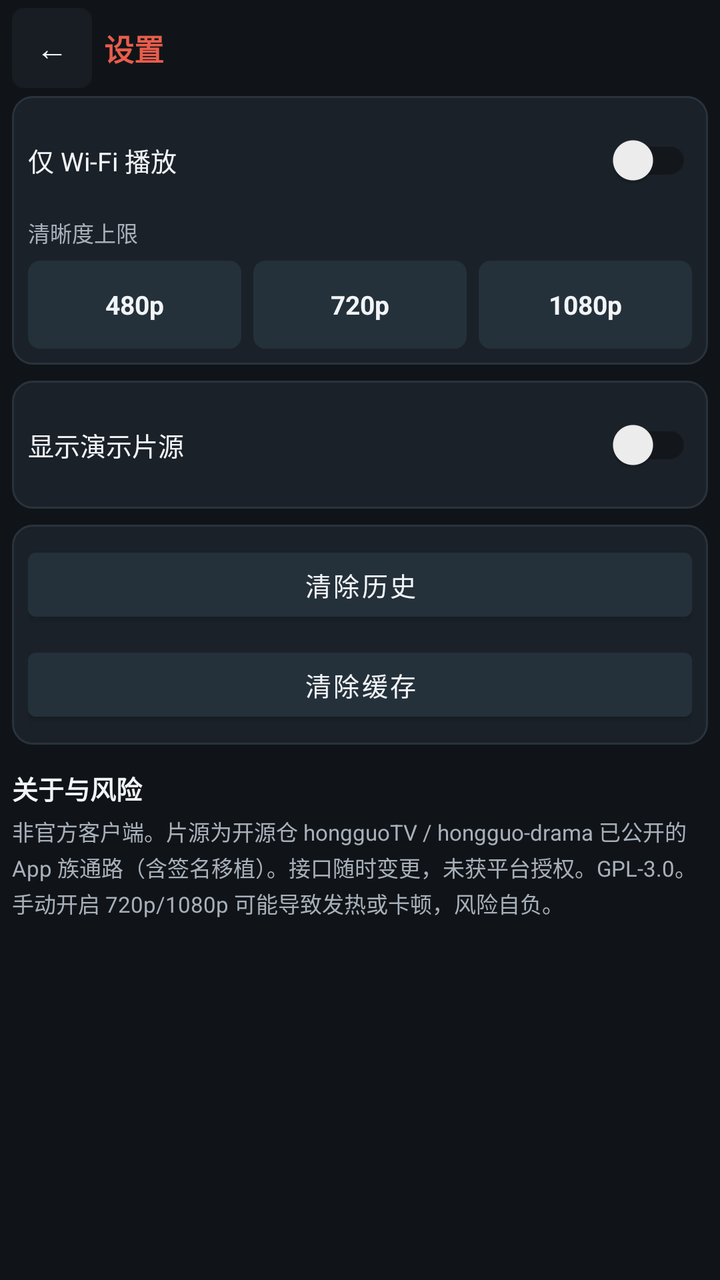
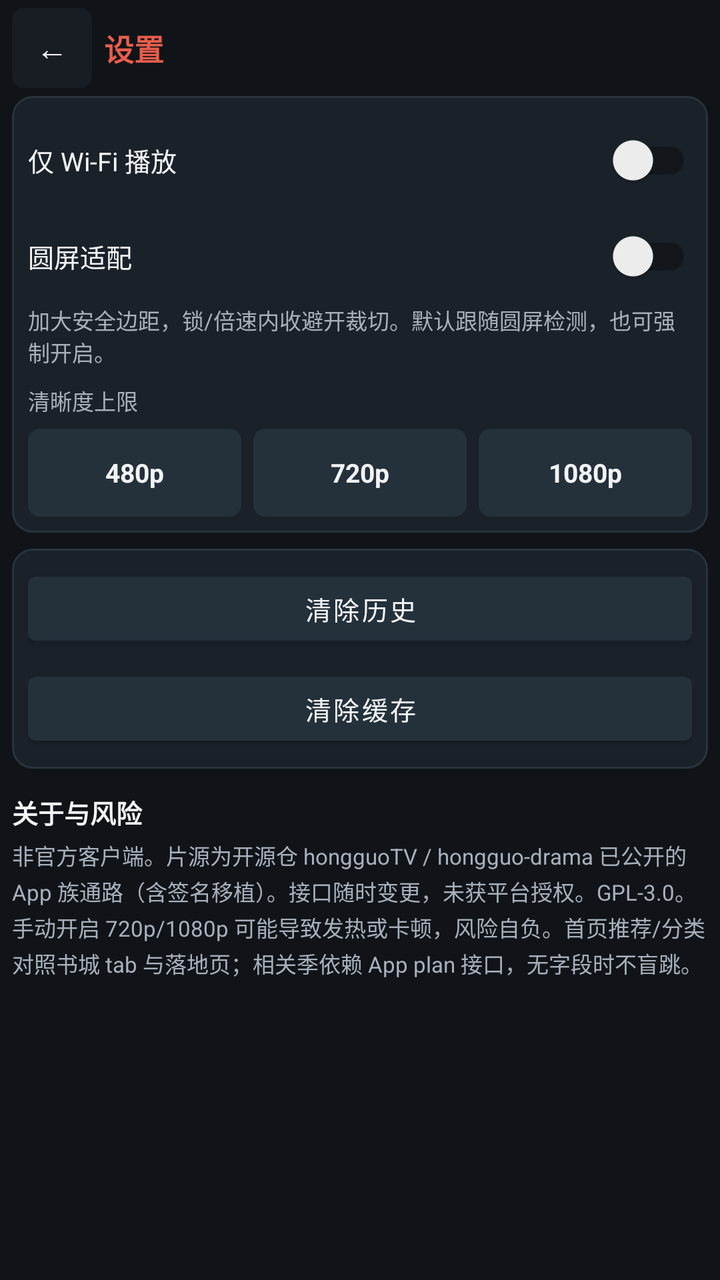

An Android layout rendered at two revisions. The XML below is the earlier revision; the diff shows what the commit changed to produce the second picture.
<!-- AndroidManifest.xml: application theme Theme.HongguoWatch -->
<!-- res/layout/activity_settings.xml -->
<?xml version="1.0" encoding="utf-8"?>
<LinearLayout xmlns:android="http://schemas.android.com/apk/res/android"
    android:id="@+id/settingsRoot"
    android:layout_width="match_parent"
    android:layout_height="match_parent"
    android:background="@color/bg"
    android:orientation="vertical"
    android:paddingHorizontal="@dimen/watch_pad"
    android:paddingTop="@dimen/watch_pad_tight"
    android:paddingBottom="@dimen/watch_pad_tight">

    <LinearLayout
        android:layout_width="match_parent"
        android:layout_height="wrap_content"
        android:gravity="center_vertical"
        android:orientation="horizontal"
        android:paddingBottom="4dp">

        <TextView
            android:id="@+id/backButton"
            android:layout_width="40dp"
            android:layout_height="40dp"
            android:background="@drawable/bg_control_button"
            android:gravity="center"
            android:text="@string/back"
            android:textColor="@color/text_primary"
            android:textSize="16sp" />

        <TextView
            android:layout_width="0dp"
            android:layout_height="wrap_content"
            android:layout_marginStart="6dp"
            android:layout_weight="1"
            android:text="@string/tab_settings"
            android:textColor="@color/accent"
            android:textSize="@dimen/watch_title"
            android:textStyle="bold" />
    </LinearLayout>

    <ScrollView
        android:layout_width="match_parent"
        android:layout_height="0dp"
        android:layout_weight="1"
        android:overScrollMode="never"
        android:scrollbars="none">

        <LinearLayout
            android:layout_width="match_parent"
            android:layout_height="wrap_content"
            android:orientation="vertical"
            android:paddingBottom="8dp">

            <LinearLayout
                android:layout_width="match_parent"
                android:layout_height="wrap_content"
                android:background="@drawable/bg_setting_block"
                android:orientation="vertical"
                android:padding="8dp">

                <androidx.appcompat.widget.SwitchCompat
                    android:id="@+id/wifiOnlySwitch"
                    android:layout_width="match_parent"
                    android:layout_height="48dp"
                    android:text="@string/wifi_only"
                    android:textColor="@color/text_primary"
                    android:textSize="@dimen/watch_body" />

                <TextView
                    android:layout_width="match_parent"
                    android:layout_height="wrap_content"
                    android:layout_marginTop="4dp"
                    android:text="@string/max_quality"
                    android:textColor="@color/text_secondary"
                    android:textSize="@dimen/watch_meta" />

                <LinearLayout
                    android:layout_width="match_parent"
                    android:layout_height="wrap_content"
                    android:layout_marginTop="6dp"
                    android:orientation="horizontal">

                    <TextView
                        android:id="@+id/quality480"
                        android:layout_width="0dp"
                        android:layout_height="44dp"
                        android:layout_marginEnd="4dp"
                        android:layout_weight="1"
                        android:background="@drawable/bg_quality_chip"
                        android:gravity="center"
                        android:text="480p"
                        android:textColor="@color/text_primary"
                        android:textSize="@dimen/watch_body"
                        android:textStyle="bold" />

                    <TextView
                        android:id="@+id/quality720"
                        android:layout_width="0dp"
                        android:layout_height="44dp"
                        android:layout_marginHorizontal="2dp"
                        android:layout_weight="1"
                        android:background="@drawable/bg_quality_chip"
                        android:gravity="center"
                        android:text="720p"
                        android:textColor="@color/text_primary"
                        android:textSize="@dimen/watch_body"
                        android:textStyle="bold" />

                    <TextView
                        android:id="@+id/quality1080"
                        android:layout_width="0dp"
                        android:layout_height="44dp"
                        android:layout_marginStart="4dp"
                        android:layout_weight="1"
                        android:background="@drawable/bg_quality_chip"
                        android:gravity="center"
                        android:text="1080p"
                        android:textColor="@color/text_primary"
                        android:textSize="@dimen/watch_body"
                        android:textStyle="bold" />
                </LinearLayout>

                
                <Spinner
                    android:id="@+id/qualitySpinner"
                    android:layout_width="0dp"
                    android:layout_height="0dp"
                    android:visibility="gone" />
            </LinearLayout>

            <LinearLayout
                android:layout_width="match_parent"
                android:layout_height="wrap_content"
                android:layout_marginTop="8dp"
                android:background="@drawable/bg_setting_block"
                android:orientation="vertical"
                android:padding="8dp">

                <androidx.appcompat.widget.SwitchCompat
                    android:id="@+id/showDemoSwitch"
                    android:layout_width="match_parent"
                    android:layout_height="48dp"
                    android:text="@string/show_demo"
                    android:textColor="@color/text_primary"
                    android:textSize="@dimen/watch_body" />
            </LinearLayout>

            <LinearLayout
                android:layout_width="match_parent"
                android:layout_height="wrap_content"
                android:layout_marginTop="8dp"
                android:background="@drawable/bg_setting_block"
                android:orientation="vertical"
                android:padding="8dp">

                <Button
                    android:id="@+id/clearHistoryButton"
                    android:layout_width="match_parent"
                    android:layout_height="44dp"
                    android:backgroundTint="@color/episode_normal"
                    android:minHeight="0dp"
                    android:text="@string/clear_history"
                    android:textColor="@color/text_primary"
                    android:textSize="@dimen/watch_body" />

                <Button
                    android:id="@+id/clearCacheButton"
                    android:layout_width="match_parent"
                    android:layout_height="44dp"
                    android:layout_marginTop="6dp"
                    android:backgroundTint="@color/episode_normal"
                    android:minHeight="0dp"
                    android:text="@string/clear_cache"
                    android:textColor="@color/text_primary"
                    android:textSize="@dimen/watch_body" />
            </LinearLayout>

            <TextView
                android:layout_width="match_parent"
                android:layout_height="wrap_content"
                android:layout_marginTop="12dp"
                android:text="@string/about_title"
                android:textColor="@color/text_primary"
                android:textSize="@dimen/watch_body"
                android:textStyle="bold" />

            <TextView
                android:layout_width="match_parent"
                android:layout_height="wrap_content"
                android:layout_marginTop="4dp"
                android:lineSpacingExtra="2dp"
                android:text="@string/about_body"
                android:textColor="@color/text_secondary"
                android:textSize="@dimen/watch_meta" />
        </LinearLayout>
    </ScrollView>
</LinearLayout>
<!-- resources referenced by this layout -->
<resources>
  <color name="accent">#E85D4C</color>
  <color name="bg">#101418</color>
  <color name="episode_normal">#24303A</color>
  <color name="text_primary">#F2F4F7</color>
  <color name="text_secondary">#A8B0BA</color>
  <dimen name="watch_body">13sp</dimen>
  <dimen name="watch_meta">11sp</dimen>
  <dimen name="watch_pad">6dp</dimen>
  <dimen name="watch_pad_tight">4dp</dimen>
  <dimen name="watch_title">15sp</dimen>
  <!-- drawable bg_control_button (drawable) -->
  <?xml version="1.0" encoding="utf-8"?>
  <selector xmlns:android="http://schemas.android.com/apk/res/android">
      <item android:state_pressed="true">
          <shape android:shape="rectangle">
              <solid android:color="#66E85D4C" />
              <corners android:radius="6dp" />
          </shape>
      </item>
      <item android:state_enabled="false">
          <shape android:shape="rectangle">
              <solid android:color="#3324303A" />
              <corners android:radius="6dp" />
          </shape>
      </item>
      <item>
          <shape android:shape="rectangle">
              <solid android:color="#5524303A" />
              <corners android:radius="6dp" />
          </shape>
      </item>
  </selector>
  <!-- drawable bg_quality_chip (drawable) -->
  <?xml version="1.0" encoding="utf-8"?>
  <selector xmlns:android="http://schemas.android.com/apk/res/android">
      <item android:state_selected="true">
          <shape android:shape="rectangle">
              <solid android:color="@color/accent" />
              <corners android:radius="6dp" />
          </shape>
      </item>
      <item android:state_pressed="true">
          <shape android:shape="rectangle">
              <solid android:color="@color/accent_dim" />
              <corners android:radius="6dp" />
          </shape>
      </item>
      <item>
          <shape android:shape="rectangle">
              <solid android:color="@color/episode_normal" />
              <corners android:radius="6dp" />
          </shape>
      </item>
  </selector>
  <!-- drawable bg_setting_block (drawable) -->
  <?xml version="1.0" encoding="utf-8"?>
  <shape xmlns:android="http://schemas.android.com/apk/res/android"
      android:shape="rectangle">
      <solid android:color="@color/bg_elevated" />
      <corners android:radius="10dp" />
      <stroke
          android:width="1dp"
          android:color="@color/stroke" />
  </shape>
  <string name="about_body">非官方客户端。片源为开源仓 hongguoTV / hongguo-drama 已公开的 App 族通路（含签名移植）。接口随时变更，未获平台授权。GPL‑3.0。手动开启 720p/1080p 可能导致发热或卡顿，风险自负。</string>
  <string name="about_title">关于与风险</string>
  <string name="back">←</string>
  <string name="clear_cache">清除缓存</string>
  <string name="clear_history">清除历史</string>
  <string name="max_quality">清晰度上限</string>
  <string name="show_demo">显示演示片源</string>
  <string name="tab_settings">设置</string>
  <string name="wifi_only">仅 Wi‑Fi 播放</string>
  <style name="Theme.HongguoWatch" parent="Theme.MaterialComponents.DayNight.NoActionBar">
          <item name="colorPrimary">@color/accent</item>
          <item name="colorPrimaryVariant">@color/accent_dim</item>
          <item name="colorSecondary">@color/accent</item>
          <item name="android:statusBarColor">@color/bg</item>
          <item name="android:navigationBarColor">@color/bg</item>
          <item name="android:windowBackground">@color/bg</item>
          <item name="android:textColorPrimary">@color/text_primary</item>
          <item name="android:textColorSecondary">@color/text_secondary</item>
      </style>
  <color name="accent_dim">#B3473A</color>
  <color name="bg_elevated">#1A2128</color>
  <color name="stroke">#2A333C</color>
</resources>

<!-- the commit's change to res/layout/activity_settings.xml (unified diff, before → after) -->
@@ -65,10 +65,26 @@
                     android:textColor="@color/text_primary"
                     android:textSize="@dimen/watch_body" />
 
+                <androidx.appcompat.widget.SwitchCompat
+                    android:id="@+id/roundAdaptSwitch"
+                    android:layout_width="match_parent"
+                    android:layout_height="48dp"
+                    android:text="@string/round_adapt"
+                    android:textColor="@color/text_primary"
+                    android:textSize="@dimen/watch_body" />
+
+                <TextView
+                    android:id="@+id/roundAdaptHint"
+                    android:layout_width="match_parent"
+                    android:layout_height="wrap_content"
+                    android:text="@string/round_adapt_hint"
+                    android:textColor="@color/text_secondary"
+                    android:textSize="@dimen/watch_meta" />
+
                 <TextView
                     android:layout_width="match_parent"
                     android:layout_height="wrap_content"
-                    android:layout_marginTop="4dp"
+                    android:layout_marginTop="8dp"
                     android:text="@string/max_quality"
                     android:textColor="@color/text_secondary"
                     android:textSize="@dimen/watch_meta" />
@@ -135,23 +151,6 @@
                 android:orientation="vertical"
                 android:padding="8dp">
 
-                <androidx.appcompat.widget.SwitchCompat
-                    android:id="@+id/showDemoSwitch"
-                    android:layout_width="match_parent"
-                    android:layout_height="48dp"
-                    android:text="@string/show_demo"
-                    android:textColor="@color/text_primary"
-                    android:textSize="@dimen/watch_body" />
-            </LinearLayout>
-
-            <LinearLayout
-                android:layout_width="match_parent"
-                android:layout_height="wrap_content"
-                android:layout_marginTop="8dp"
-                android:background="@drawable/bg_setting_block"
-                android:orientation="vertical"
-                android:padding="8dp">
-
                 <Button
                     android:id="@+id/clearHistoryButton"
                     android:layout_width="match_parent"
<!-- resource entries referenced after the edit -->
@@ -64,13 +64,14 @@
           android:width="1dp"
           android:color="@color/stroke" />
   </shape>
-  <string name="about_body">非官方客户端。片源为开源仓 hongguoTV / hongguo-drama 已公开的 App 族通路（含签名移植）。接口随时变更，未获平台授权。GPL‑3.0。手动开启 720p/1080p 可能导致发热或卡顿，风险自负。</string>
+  <string name="about_body">非官方客户端。片源为开源仓 hongguoTV / hongguo-drama 已公开的 App 族通路（含签名移植）。接口随时变更，未获平台授权。GPL‑3.0。手动开启 720p/1080p 可能导致发热或卡顿，风险自负。首页推荐/分类对照书城 tab 与落地页；相关季依赖 App plan 接口，无字段时不盲跳。</string>
   <string name="about_title">关于与风险</string>
   <string name="back">←</string>
   <string name="clear_cache">清除缓存</string>
   <string name="clear_history">清除历史</string>
   <string name="max_quality">清晰度上限</string>
-  <string name="show_demo">显示演示片源</string>
+  <string name="round_adapt">圆屏适配</string>
+  <string name="round_adapt_hint">加大安全边距，锁/倍速内收避开裁切。默认跟随圆屏检测，也可强制开启。</string>
   <string name="tab_settings">设置</string>
   <string name="wifi_only">仅 Wi‑Fi 播放</string>
   <style name="Theme.HongguoWatch" parent="Theme.MaterialComponents.DayNight.NoActionBar">
